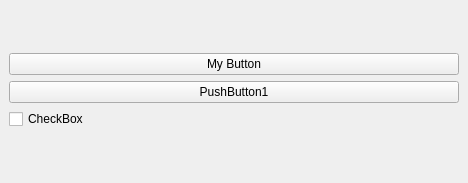
The window that LuluWinz.ui (kilimi/robworkstudio-camera-plugin) describes before a commit, drawn with Qt 5.
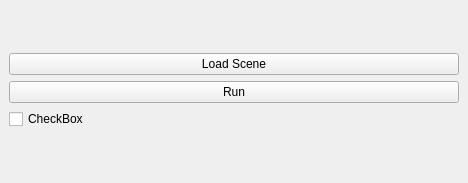
The same window after the commit.

Patch:
```diff
--- a/LuluWinz.ui
+++ b/LuluWinz.ui
@@ -20,14 +20,14 @@
       <item>
        <widget class="QPushButton" name="myButton">
         <property name="text">
-         <string>My Button</string>
+         <string>Load Scene</string>
         </property>
        </widget>
       </item>
       <item>
        <widget class="QPushButton" name="_btn1">
         <property name="text">
-         <string>PushButton1</string>
+         <string>Run</string>
         </property>
        </widget>
       </item>
```
Left out of the diff: 2 changed lines with no effect on the pictures.
